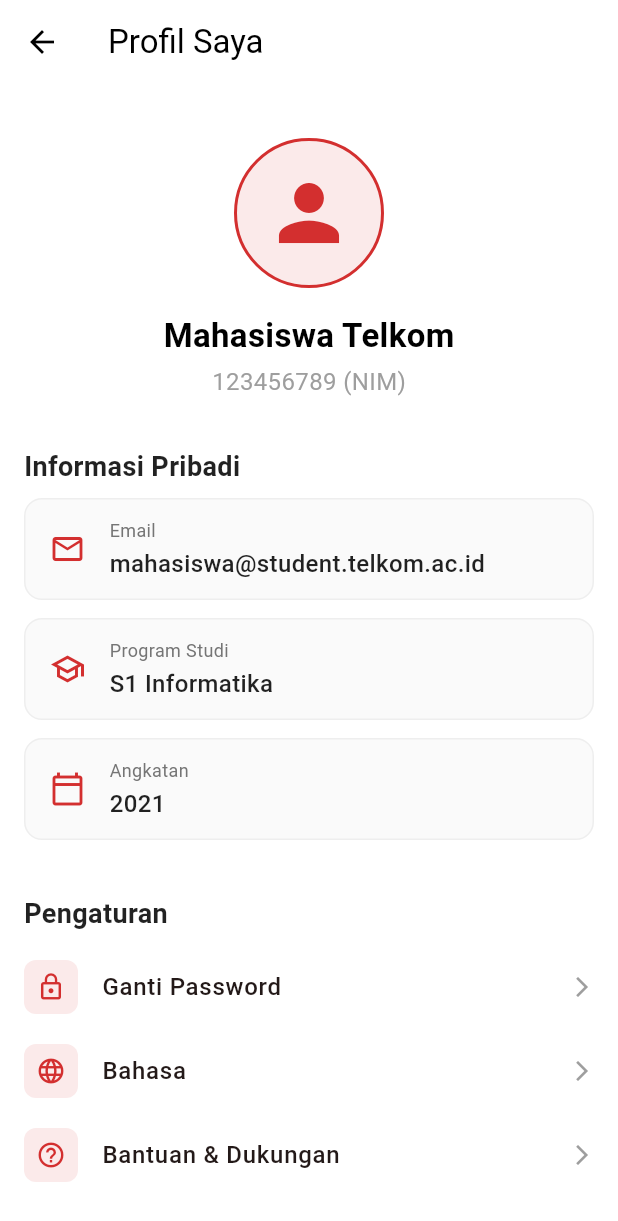
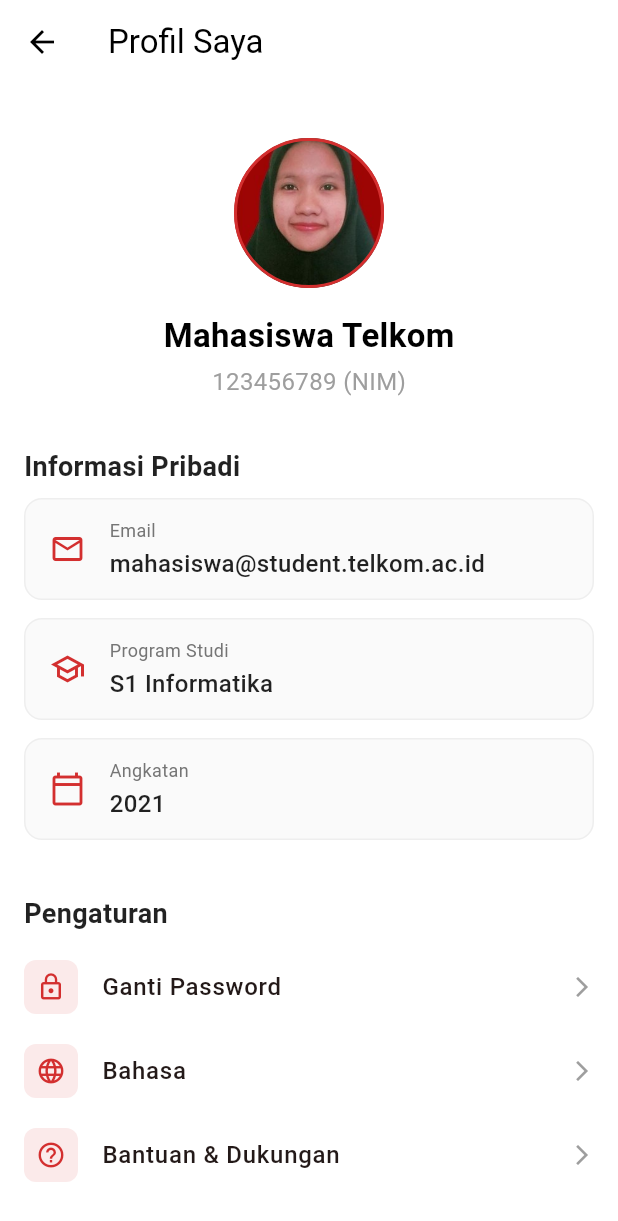
Before and after one commit to KhoirunNisa21/app-celoe, a Flutter app: the ProfileScreen screen opened directly, on a phone screen of 412 x 824 dp. Shown: the top 1221 px of the screen. Run offline on Flutter 3.47's test engine with Material 3 defaults, Android fonts, the phone set to English and light mode, and no system bars.

Commit message:
pencantuman gambar profil

```diff
--- a/lib/features/dashboard/screens/home_screen.dart
+++ b/lib/features/dashboard/screens/home_screen.dart
@@ -48,10 +48,10 @@ class _HeaderSection extends StatelessWidget {
               MaterialPageRoute(builder: (context) => const ProfileScreen()),
             );
           },
-          child: CircleAvatar(
+          child: const CircleAvatar(
             radius: 25,
             backgroundColor: AppColors.grey,
-            child: Icon(Icons.person, color: AppColors.textSecondary),
+            backgroundImage: AssetImage('assets/images/profile_pic.jpg'),
           ),
         ),
         const SizedBox(width: 16),
--- a/lib/features/profile/screens/profile_screen.dart
+++ b/lib/features/profile/screens/profile_screen.dart
@@ -32,13 +32,11 @@ class ProfileScreen extends StatelessWidget {
                     height: 100,
                     decoration: BoxDecoration(
                       shape: BoxShape.circle,
-                      color: AppColors.primary.withOpacity(0.1),
                       border: Border.all(color: AppColors.primary, width: 2),
-                    ),
-                    child: const Icon(
-                      Icons.person,
-                      size: 60,
-                      color: AppColors.primary,
+                      image: const DecorationImage(
+                        image: AssetImage('assets/images/profile_pic.jpg'),
+                        fit: BoxFit.cover,
+                      ),
                     ),
                   ),
                   const SizedBox(height: 16),
```
Also changed, not shown: assets/images/profile_pic.jpg (added).
